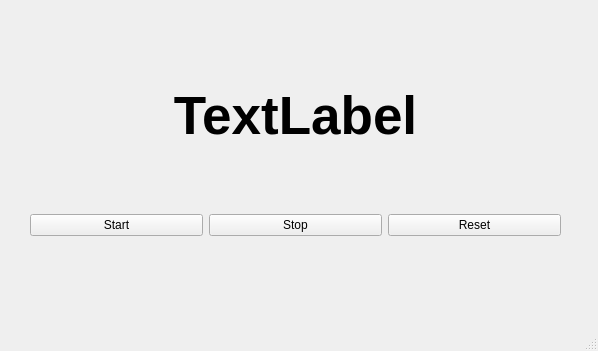
Before: the Qt Designer form GUI.ui in ASzwarc/Pomodoro, drawn with Qt 5.
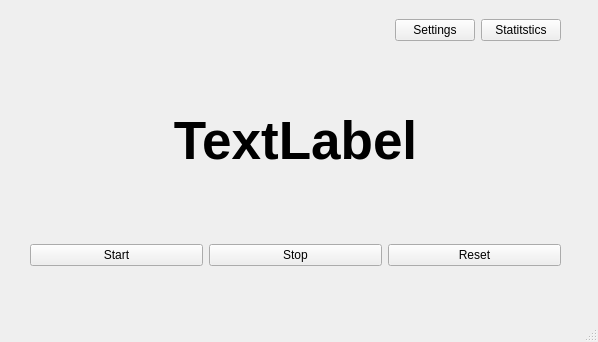
After: the same form once the commit is applied.

Commit message: Changes in UI design. Added new dialog window

Diff of the .ui file:
```diff
--- a/GUI.ui
+++ b/GUI.ui
@@ -7,7 +7,7 @@
     <x>0</x>
     <y>0</y>
     <width>598</width>
-    <height>351</height>
+    <height>342</height>
    </rect>
   </property>
   <property name="windowTitle">
@@ -18,9 +18,9 @@
     <property name="geometry">
      <rect>
       <x>30</x>
-      <y>40</y>
+      <y>70</y>
       <width>531</width>
-      <height>151</height>
+      <height>141</height>
      </rect>
     </property>
     <layout class="QVBoxLayout" name="verticalLayout">
@@ -47,7 +47,7 @@
     <property name="geometry">
      <rect>
       <x>30</x>
-      <y>200</y>
+      <y>230</y>
       <width>531</width>
       <height>51</height>
      </rect>
@@ -76,6 +76,45 @@
      </item>
     </layout>
    </widget>
+   <widget class="QWidget" name="horizontalLayoutWidget_2">
+    <property name="geometry">
+     <rect>
+      <x>30</x>
+      <y>10</y>
+      <width>531</width>
+      <height>41</height>
+     </rect>
+    </property>
+    <layout class="QHBoxLayout" name="horizontalLayout_2">
+     <item>
+      <spacer name="horizontalSpacer">
+       <property name="orientation">
+        <enum>Qt::Horizontal</enum>
+       </property>
+       <property name="sizeHint" stdset="0">
+        <size>
+         <width>40</width>
+         <height>20</height>
+        </size>
+       </property>
+      </spacer>
+     </item>
+     <item>
+      <widget class="QPushButton" name="settingsButton">
+       <property name="text">
+        <string>Settings</string>
+       </property>
+      </widget>
+     </item>
+     <item>
+      <widget class="QPushButton" name="statisticsButton">
+       <property name="text">
+        <string>Statitstics</string>
+       </property>
+      </widget>
+     </item>
+    </layout>
+   </widget>
   </widget>
   <widget class="QMenuBar" name="menubar">
    <property name="geometry">
```
Left out of the diff: 2 changed lines with no effect on the pictures. The commit also changes 1 other file.
